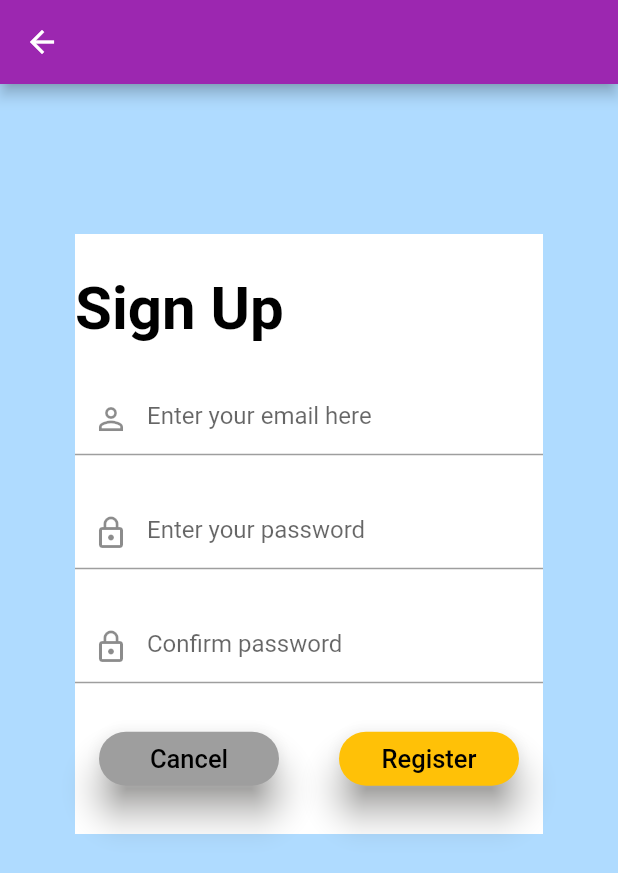
After one commit to Group-Vongola/AppDev, a Flutter app: the Register screen opened directly, on a phone screen of 412 x 824 dp. The commit adds this screen. Shown: the top 873 px of the screen. Run offline on Flutter 3.47's test engine with Material 2 defaults, Android fonts, the phone set to English and light mode, and no system bars; our stand-ins replace firebase_core; accounts and stored records are empty.

Commit message:
register

```diff
--- a/lib/auth/login_page.dart
+++ b/lib/auth/login_page.dart
@@ -21,7 +21,7 @@ class LoginPage extends StatelessWidget {
         margin: const EdgeInsets.symmetric(horizontal: 50),
         child:
         Padding(
-          padding: const EdgeInsets.only(top:100),
+          padding: const EdgeInsets.only(top:50),
           child: Container(
             color: Colors.white,
             height: 500,
--- /dev/null
+++ b/lib/auth/register_page.dart
@@ -0,0 +1,135 @@
+
+import 'package:flutter/material.dart';
+
+class Register extends StatelessWidget {
+  const Register({super.key});
+
+  Widget button({
+    required String buttonName,
+    required Color color,
+  }){
+    return Container(
+      width: 120,
+      child: ElevatedButton(
+        style: ElevatedButton.styleFrom(
+          //change the color of button
+          backgroundColor: color,
+          //change the border to rounded side
+          shape: const RoundedRectangleBorder(
+            borderRadius: BorderRadius.all(Radius.circular(25)),
+          ),
+          //construct shadow color
+          elevation: 10,
+          shadowColor: const Color.fromARGB(255, 92, 90, 85),
+        ).copyWith(
+          //change color onpressed
+          overlayColor: MaterialStateProperty.resolveWith<Color?>(
+            (Set<MaterialState> states) {
+              if (states.contains(MaterialState.pressed))
+                return Colors.blue;
+                return null; // Defer to the widget's default.
+            }),
+        ),
+        onPressed: () {  },
+        child: Text(
+          buttonName,
+          style: TextStyle(color: Colors.black, fontSize: 17),
+        ),
+      ),
+    );
+  }
+
+  @override
+  Widget build(BuildContext context) {
+    return Scaffold(
+      backgroundColor: const Color.fromARGB(255, 175, 219, 255),
+      appBar: AppBar(
+        backgroundColor: Colors.purple,
+        leading: IconButton(
+          icon: const Icon(Icons.arrow_back, color: Colors.white),
+          onPressed: () {
+
+          },
+        ),
+      ),
+      body: SafeArea(
+        child: Padding(
+          padding: const EdgeInsets.only(top: 100),
+          child: Container(
+            color: Colors.white,
+            height: 400,
+            margin: EdgeInsets.symmetric(horizontal: 50),
+            child: Column(
+              crossAxisAlignment: CrossAxisAlignment.start,
+              mainAxisAlignment: MainAxisAlignment.spaceEvenly,
+              children: [
+                const Text(
+                  'Sign Up',
+                  style: TextStyle(
+                          color:Colors.black,
+                          fontSize: 40,
+                          fontWeight: FontWeight.bold,
+                        ),
+                ),
+                Container(
+                  height: 200,
+                  child: Column(
+                    mainAxisAlignment: MainAxisAlignment.spaceBetween,
+                    children: [
+                      TextFormField(
+                        keyboardType: TextInputType.emailAddress,
+                        enableSuggestions: false,
+                        autocorrect: false,
+                        decoration: const InputDecoration(
+                          prefixIcon: Icon(Icons.person_outline),
+                          hintText: 'Enter your email here',
+                        ),
+                      ),
+                      TextFormField(
+                        obscureText: true,
+                        enableSuggestions: false,
+                        autocorrect: false,
+                        decoration: const InputDecoration(
+                          prefixIcon: Icon(Icons.lock_outline),
+                          hintText: 'Enter your password',
+                        ),
+                      ),
+                      TextFormField(
+                        obscureText: true,
+                        enableSuggestions: false,
+                        autocorrect: false,
+                        decoration: const InputDecoration(
+                          prefixIcon: Icon(Icons.lock_outline),
+                          hintText: 'Confirm password',
+                        ),
+                      ),
+                    ],
+                  ),
+                ),
+                Row(
+                  mainAxisAlignment: MainAxisAlignment.center,
+                  children: [
+                      Container(
+                        margin: EdgeInsets.fromLTRB(0, 0, 20, 0),
+                        child: button(
+                          buttonName: 'Cancel',
+                          color: Colors.grey,
+                        ),
+                      ),
+                      Container(
+                        margin: EdgeInsets.fromLTRB(20, 0, 0, 0),
+                        child: button(
+                          buttonName: 'Register',
+                          color: Colors.amber,
+                        ),
+                      ),
+                  ],
+                )
+              ],
+            ),
+          ),
+        ),
+      )
+    );
+  }
+}
--- a/lib/main.dart
+++ b/lib/main.dart
@@ -1,6 +1,7 @@
 import 'package:flutter/material.dart';
 import 'package:firebase_core/firebase_core.dart';
 import 'package:flutter_application_1/auth/login_page.dart';
+import 'package:flutter_application_1/auth/register_page.dart';
 import 'package:flutter_application_1/auth/welcome_page.dart';
 import 'package:flutter_application_1/firebase_options.dart';
 
```
